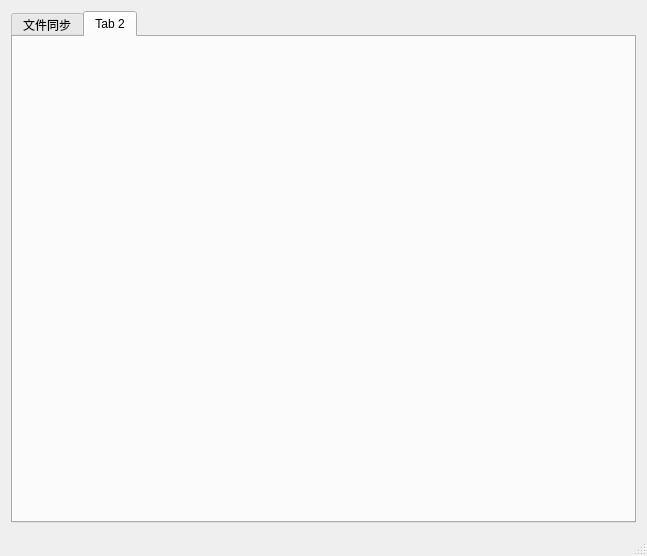
This is Assiatant/mainwindow.ui in hellogdut/FileSynTool as Qt 5 draws it before an edit. The edited form follows.
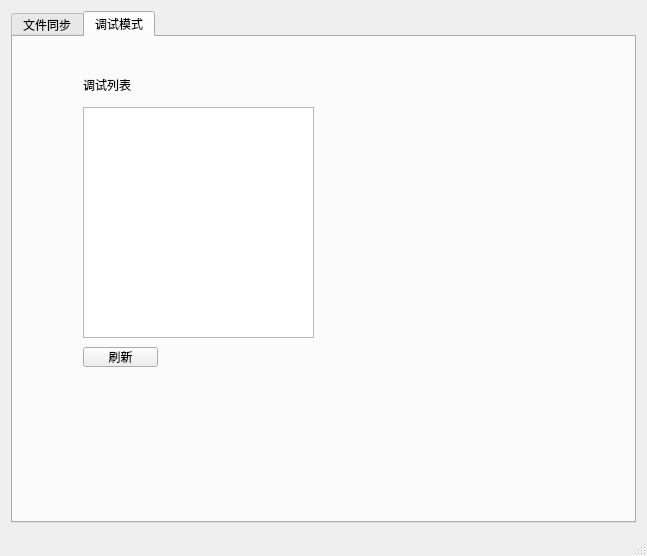
This is the edited form. The open tabs and pages were chosen to show the change. Custom widgets are drawn as their Qt base class.

Diff of the .ui file:
```diff
--- a/Assiatant/mainwindow.ui
+++ b/Assiatant/mainwindow.ui
@@ -113,8 +113,44 @@
       </widget>
       <widget class="QWidget" name="tab_8">
        <attribute name="title">
-        <string>Tab 2</string>
+        <string>调试模式</string>
        </attribute>
+       <widget class="QLabel" name="label">
+        <property name="geometry">
+         <rect>
+          <x>70</x>
+          <y>40</y>
+          <width>81</width>
+          <height>16</height>
+         </rect>
+        </property>
+        <property name="text">
+         <string>调试列表</string>
+        </property>
+       </widget>
+       <widget class="CustomListWidget" name="listWidget">
+        <property name="geometry">
+         <rect>
+          <x>70</x>
+          <y>70</y>
+          <width>231</width>
+          <height>231</height>
+         </rect>
+        </property>
+       </widget>
+       <widget class="QPushButton" name="pushButton_3">
+        <property name="geometry">
+         <rect>
+          <x>70</x>
+          <y>310</y>
+          <width>75</width>
+          <height>20</height>
+         </rect>
+        </property>
+        <property name="text">
+         <string>刷新</string>
+        </property>
+       </widget>
       </widget>
      </widget>
     </item>
@@ -127,7 +163,12 @@
   <customwidget>
    <class>CustomEdit</class>
    <extends>QTextEdit</extends>
-   <header location="global">customedit.h</header>
+   <header>customedit.h</header>
+  </customwidget>
+  <customwidget>
+   <class>CustomListWidget</class>
+   <extends>QListWidget</extends>
+   <header location="global">customlistwidget.h</header>
   </customwidget>
  </customwidgets>
  <resources/>
```
Left out of the diff: 10 changed lines with no effect on the pictures.
